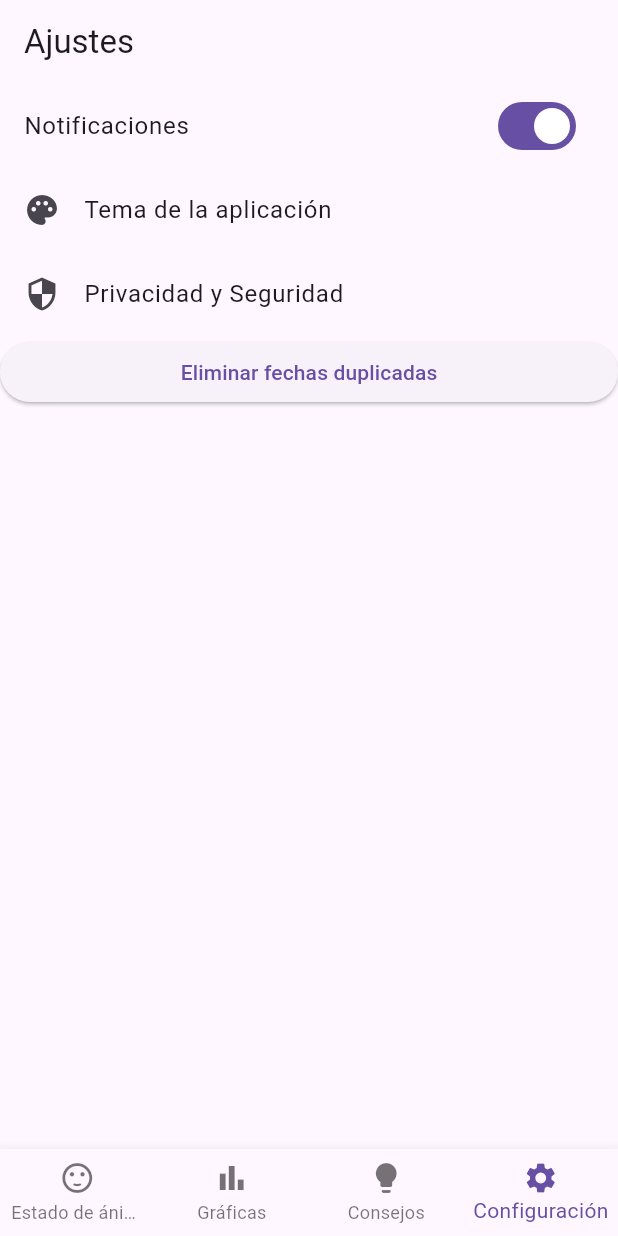
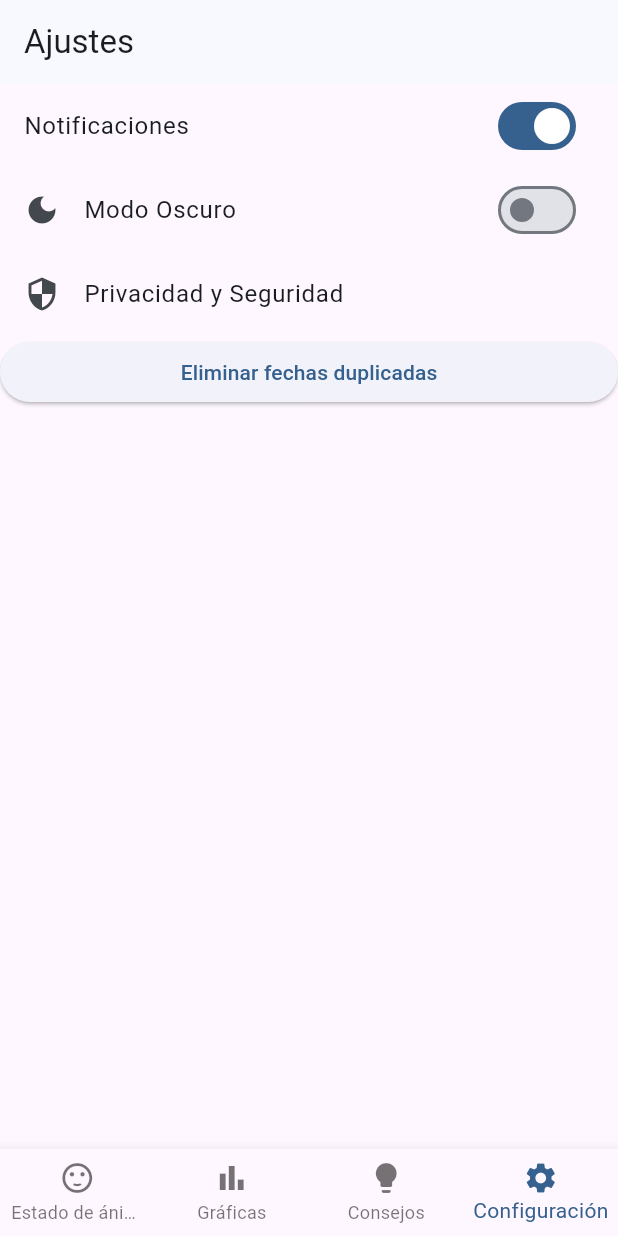
Before and after one commit to davidfvaquero/mood_tracker, a Flutter app: the screen it shows after launch, item 4 of the bottom bar chosen, on a phone screen of 412 x 824 dp. Run offline on Flutter 3.47's test engine with Material 3 defaults, Android fonts, the phone set to English and light mode, and no system bars; our stand-ins replace fl_chart, hive, hive_flutter; accounts and stored records are empty.

Commit message:
[DARK][MODE] Added dark mode option in settings

```diff
--- a/lib/main.dart
+++ b/lib/main.dart
@@ -1,16 +1,26 @@
 import 'package:flutter/material.dart';
 import 'package:hive_flutter/hive_flutter.dart';
+import 'package:provider/provider.dart';
+
 import 'models/mood_entry.dart';
 import 'screens/mood_rating_screen.dart';
 import 'screens/mood_charts_screen.dart';
 import 'screens/settings_screen.dart';
 import 'screens/tips_screen.dart';
+import 'themes/theme_provider.dart';
 
 void main() async {
   WidgetsFlutterBinding.ensureInitialized();
   await Hive.initFlutter();
   Hive.registerAdapter(MoodEntryAdapter());
-  runApp(const MoodTrackerApp());
+  await Hive.openBox<MoodEntry>('moodEntries'); // Abrir la caja de Hive
+
+  runApp(
+    ChangeNotifierProvider(
+      create: (context) => ThemeNotifier(),
+      child: const MoodTrackerApp(),
+    ),
+  );
 }
 
 class MoodTrackerApp extends StatelessWidget {
@@ -18,13 +28,24 @@ class MoodTrackerApp extends StatelessWidget {
 
   @override
   Widget build(BuildContext context) {
+    final themeNotifier = Provider.of<ThemeNotifier>(context);
+
     return MaterialApp(
       debugShowCheckedModeBanner: false,
       title: 'Mood Tracker',
-      theme: ThemeData(
-        primarySwatch: Colors.blue,
-        visualDensity: VisualDensity.adaptivePlatformDensity,
+      theme: ThemeData.light().copyWith(
+        colorScheme: ColorScheme.fromSeed(
+          seedColor: Colors.blue,
+          brightness: Brightness.light,
+        ),
       ),
+      darkTheme: ThemeData.dark().copyWith(
+        colorScheme: ColorScheme.fromSeed(
+          seedColor: Colors.blueGrey,
+          brightness: Brightness.dark,
+        ),
+      ),
+      themeMode: themeNotifier.themeMode,
       home: const MainScreen(),
     );
   }
@@ -58,10 +79,16 @@ class _MainScreenState extends State<MainScreen> {
         items: const [
           BottomNavigationBarItem(
             icon: Icon(Icons.sentiment_satisfied),
-            label: 'Estado de ánimo'
+            label: 'Estado de ánimo',
           ),
-          BottomNavigationBarItem(icon: Icon(Icons.bar_chart), label: 'Gráficas'),
-          BottomNavigationBarItem(icon: Icon(Icons.lightbulb), label: 'Consejos'),
+          BottomNavigationBarItem(
+            icon: Icon(Icons.bar_chart),
+            label: 'Gráficas',
+          ),
+          BottomNavigationBarItem(
+            icon: Icon(Icons.lightbulb),
+            label: 'Consejos',
+          ),
           BottomNavigationBarItem(
             icon: Icon(Icons.settings),
             label: 'Configuración',
--- a/lib/screens/settings_screen.dart
+++ b/lib/screens/settings_screen.dart
@@ -1,5 +1,7 @@
 import 'package:flutter/material.dart';
+import 'package:provider/provider.dart';
 import 'package:mood_tracker/services/mood_storage.dart';
+import 'package:mood_tracker/themes/theme_provider.dart';
 
 class SettingsScreen extends StatelessWidget {
   const SettingsScreen({super.key});
@@ -15,16 +17,19 @@ class SettingsScreen extends StatelessWidget {
             value: true,
             onChanged: (value) {}, // TODO: Implementar lógica
           ),
-          const ListTile(
-            leading: Icon(Icons.palette),
-            title: Text('Tema de la aplicación'),
-            // TODO: Implementar selector de tema
+          Consumer<ThemeNotifier>(
+            builder:
+                (context, theme, child) => SwitchListTile(
+                  title: const Text('Modo Oscuro'),
+                  secondary: const Icon(Icons.dark_mode),
+                  value: theme.isDarkMode,
+                  onChanged: (value) => theme.toggleTheme(value),
+                ),
           ),
           const ListTile(
             leading: Icon(Icons.security),
             title: Text('Privacidad y Seguridad'),
           ),
-          // Añadir más opciones según necesidades
           ElevatedButton(
             onPressed: () async {
               await MoodStorage().deleteDuplicates();
--- /dev/null
+++ b/lib/themes/theme_provider.dart
@@ -0,0 +1,19 @@
+import 'package:flutter/material.dart';
+
+class ThemeNotifier extends ChangeNotifier {
+  ThemeMode _themeMode = ThemeMode.system;
+
+  ThemeMode get themeMode => _themeMode;
+
+  void setTheme(ThemeMode theme) {
+    _themeMode = theme;
+    notifyListeners();
+  }
+
+  bool get isDarkMode => _themeMode == ThemeMode.dark;
+
+  void toggleTheme(bool isOn) {
+    _themeMode = isOn ? ThemeMode.dark : ThemeMode.light;
+    notifyListeners();
+  }
+}
--- a/pubspec.yaml
+++ b/pubspec.yaml
@@ -12,6 +12,7 @@ dependencies:
   fl_chart: ^0.71.0
   shared_preferences: ^2.2.2
   hive: ^2.2.3
+  provider: ^6.1.5
   hive_flutter: ^1.1.0
   hive_generator: ^2.0.1
   path_provider: ^2.1.5
```
Also changed, not shown: lib/models/mood_entry.g.dart, pubspec.lock.
